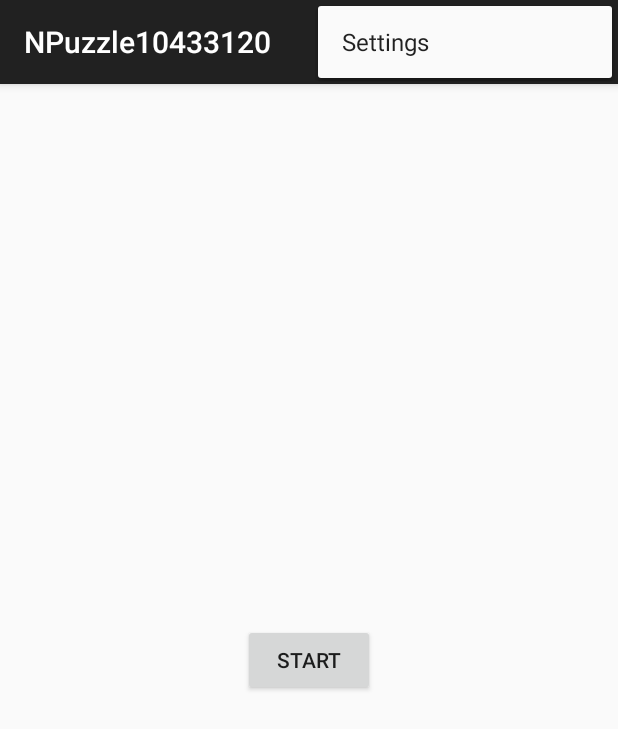
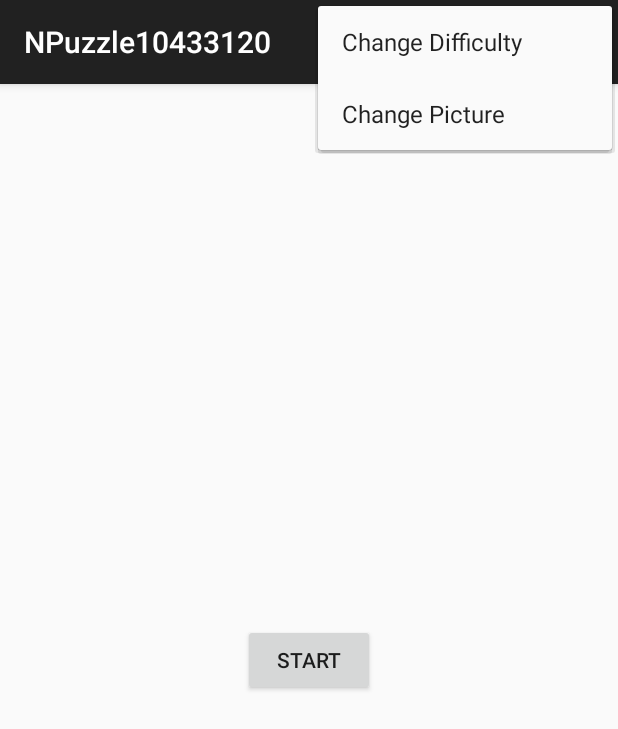
Before and after one commit to Snuggert/AppStudio_Ass2, an Android app: the screen it shows after launch (MainActivity), with the options menu open, on a phone screen of 412 x 824 dp. Shown: the top 729 px of the screen. Run offline under Robolectric (Android 15) with nearby library versions, the phone set to English and light mode, and no system bars.

Commit message:
edited Readme and Style guide, with these changes also changed the menu

```diff
--- a/app/src/main/res/menu/main.xml
+++ b/app/src/main/res/menu/main.xml
@@ -2,8 +2,12 @@
     xmlns:app="http://schemas.android.com/apk/res-auto"
     xmlns:tools="http://schemas.android.com/tools"
     tools:context=".MainActivity" >
-    <item android:id="@+id/action_settings"
-        android:title="@string/action_settings"
+    <item android:id="@+id/change_picture"
+        android:title="@string/change_picture"
         android:orderInCategory="100"
         app:showAsAction="never" />
+    <item android:id="@+id/change_difficulty"
+        android:title="@string/change_difficulty"
+        android:orderInCategory="50"
+        app:showAsAction="never" />
 </menu>
--- a/app/src/main/res/values/strings.xml
+++ b/app/src/main/res/values/strings.xml
@@ -3,6 +3,7 @@
 
     <string name="app_name">NPuzzle10433120</string>
     <string name="hello_world">Hello world!</string>
-    <string name="action_settings">Settings</string>
+    <string name="change_picture">Change Picture</string>
+    <string name="change_difficulty">Change Difficulty</string>
 
 </resources>
```
Also changed, not shown: 7 other files.
